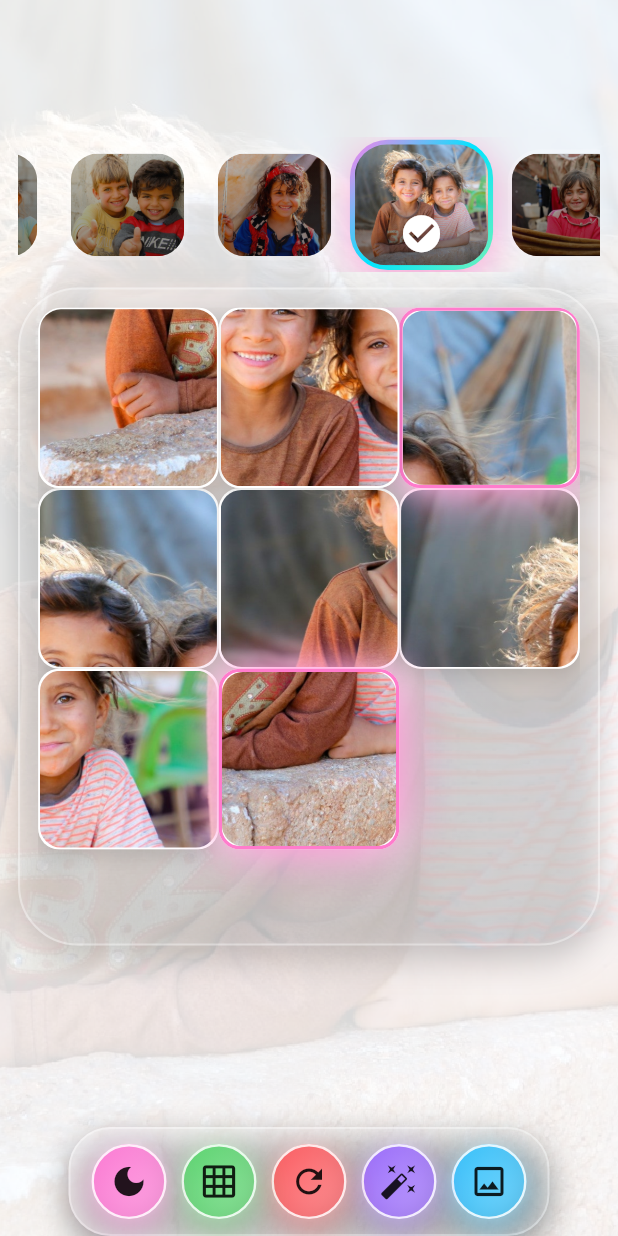
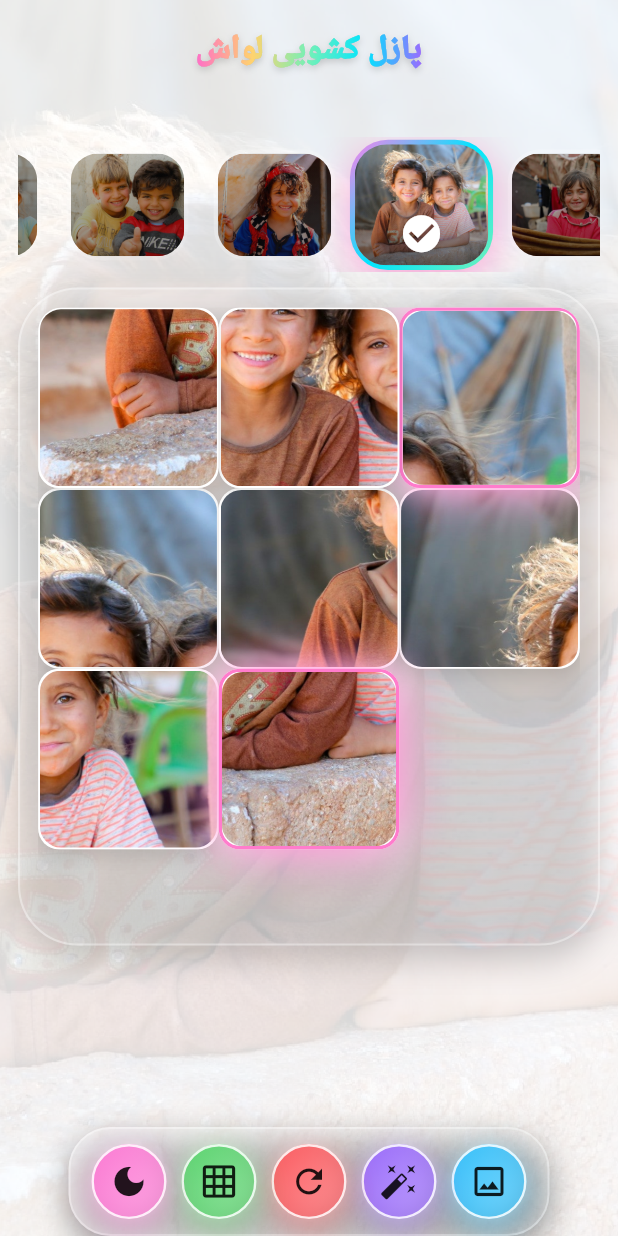
Before and after one commit to kamyarmg/lavash, a Flutter app: the screen it shows after launch, on a phone screen of 412 x 824 dp. Run offline on Flutter 3.47's test engine with Material 3 defaults, Android fonts, the phone set to English and light mode, and no system bars; our stand-ins replace google_fonts, image_picker, shared_preferences; Roboto replaces fonts that are missing (Vazirmatn).

Commit message:
Add rainbow title widget for enhanced visual appeal; display conditionally based on aspect ratio

```diff
--- a/lib/main.dart
+++ b/lib/main.dart
@@ -466,6 +466,26 @@ class _MainAppState extends State<MainApp> with TickerProviderStateMixin {
                 Positioned.fill(
                   child: IgnorePointer(
                     child: Container(color: Colors.black.withOpacity(0.28)),
+                  ),
+                ),
+              // عنوان رنگی در بالای صفحه، فقط وقتی نسبت ارتفاع برنامه به عرض آن > 1.5 باشد
+              if ((MediaQuery.of(context).size.height /
+                      MediaQuery.of(context).size.width) >
+                  1.5)
+                Positioned(
+                  left: 0,
+                  right: 0,
+                  top: 5,
+                  child: SafeArea(
+                    bottom: false,
+                    child: IgnorePointer(
+                      child: Padding(
+                        padding: const EdgeInsets.only(top: 6),
+                        child: Center(
+                          child: _RainbowTitle(text: 'پازل کشویی لواش'),
+                        ),
+                      ),
+                    ),
                   ),
                 ),
               LayoutBuilder(
@@ -1143,6 +1163,71 @@ class _CoverImagePainter extends CustomPainter {
 
 // عنوان گرادیانی حذف شد زیرا هدری در بالا نداریم
 
+// ------------------------------------------------------------
+// Rainbow Title (gradient text)
+// ------------------------------------------------------------
+class _RainbowTitle extends StatelessWidget {
+  final String text;
+  const _RainbowTitle({required this.text});
+
+  @override
+  Widget build(BuildContext context) {
+    final colors = const [
+      Color(0xFFFF6EC7),
+      Color(0xFFFFD36E),
+      Color(0xFF72F1B8),
+      Color(0xFF00E5FF),
+      Color(0xFF9B6BFF),
+    ];
+    return Container(
+      padding: const EdgeInsets.symmetric(horizontal: 12, vertical: 6),
+      child: Stack(
+        alignment: Alignment.center,
+        children: [
+          // پشت‌نویس محو برای خوانایی بهتر روی پس‌زمینه
+          Text(
+            text,
+            textAlign: TextAlign.center,
+            style: GoogleFonts.vazirmatn(
+              fontSize: 22,
+              fontWeight: FontWeight.w900,
+              letterSpacing: 0.2,
+              color: Colors.black.withOpacity(0.18),
+              shadows: [
+                Shadow(
+                  color: Colors.black.withOpacity(0.18),
+                  blurRadius: 6,
+                  offset: const Offset(0, 2),
+                ),
+              ],
+            ),
+          ),
+          ShaderMask(
+            shaderCallback: (Rect bounds) {
+              return LinearGradient(
+                colors: colors,
+                begin: Alignment.centerLeft,
+                end: Alignment.centerRight,
+              ).createShader(bounds);
+            },
+            blendMode: BlendMode.srcIn,
+            child: Text(
+              text,
+              textAlign: TextAlign.center,
+              style: GoogleFonts.vazirmatn(
+                fontSize: 22,
+                fontWeight: FontWeight.w900,
+                letterSpacing: 0.2,
+                color: Colors.white,
+              ),
+            ),
+          ),
+        ],
+      ),
+    );
+  }
+}
+
 class _CircularGlassButton extends StatelessWidget {
   final Widget icon;
   final VoidCallback onTap;
```
